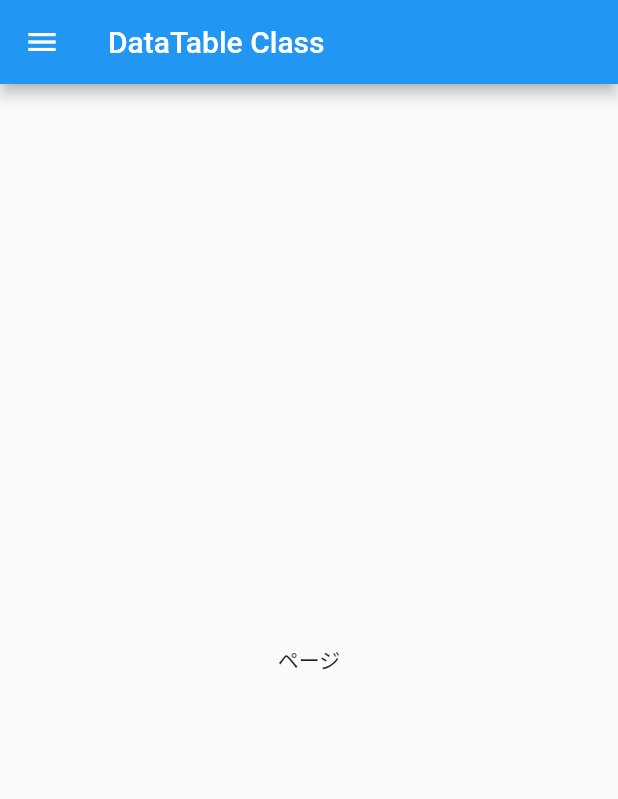
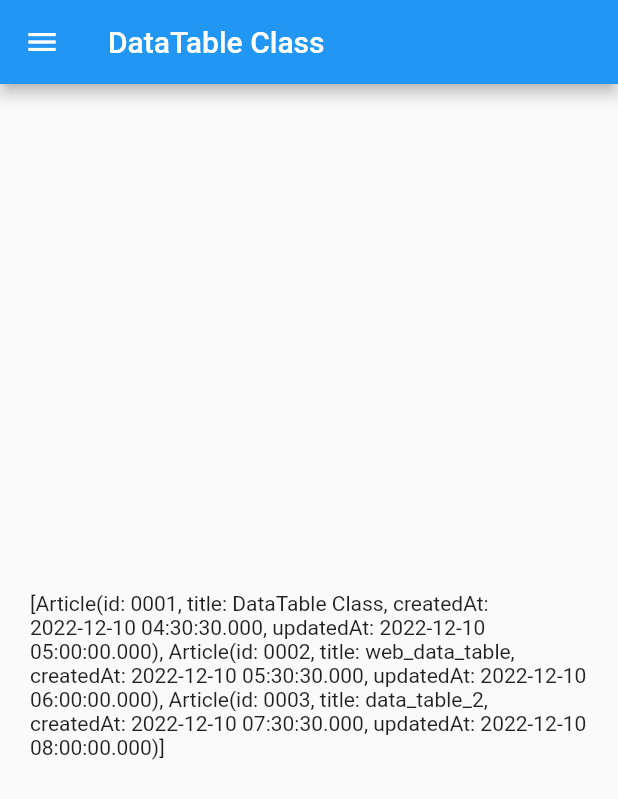
Before and after one commit to beeeyan/flutter_datatable, a Flutter app: the screen it shows after launch, in the side drawer, after a tap on "DataTable", on a phone screen of 412 x 824 dp. Shown: the top 799 px of the screen. Run offline on Flutter 3.47's test engine with Material 2 defaults, Android fonts, the phone set to English and light mode, and no system bars; our stand-ins replace freezed_annotation, hooks_riverpod.

Commit message:
データ取得

```diff
--- /dev/null
+++ b/assets/demo_data/data.json
@@ -0,0 +1,22 @@
+{
+    "article": [
+        {
+            "id": "0001",
+            "title" : "DataTable Class",
+            "createdAt": "2022-12-10 04:30:30Z",
+            "updatedAt": "2022-12-10 05:00:00Z"
+        },
+        {
+            "id": "0002",
+            "title" : "web_data_table",
+            "createdAt": "2022-12-10 05:30:30Z",
+            "updatedAt": "2022-12-10 06:00:00Z"
+        },
+        {
+            "id": "0003",
+            "title" : "data_table_2",
+            "createdAt": "2022-12-10 07:30:30Z",
+            "updatedAt": "2022-12-10 08:00:00Z"
+        }
+    ]
+}
--- /dev/null
+++ b/lib/controller/article_controller.dart
@@ -0,0 +1,9 @@
+import 'package:flutter_datatable/domain/model/article/article.dart';
+import 'package:flutter_datatable/domain/repository/repository_provider.dart';
+import 'package:hooks_riverpod/hooks_riverpod.dart';
+
+final articleListProvider =
+    FutureProvider.autoDispose<List<Article>>((ref) {
+  final repository = ref.read(articleRepositoryProvider);
+  return repository.findAll();
+});
--- /dev/null
+++ b/lib/domain/model/article/article.dart
@@ -0,0 +1,25 @@
+import 'package:flutter_datatable/utile/datatime_convert.dart';
+import 'package:freezed_annotation/freezed_annotation.dart';
+
+part 'article.freezed.dart';
+part 'article.g.dart';
+
+@freezed
+class Article with _$Article {
+  const factory Article({
+    /// id
+    required String id,
+
+    /// タイトル
+    String? title,
+
+    /// 作成日
+    @DatetimeConverter() DateTime? createdAt,
+
+    /// 更新日
+    @DatetimeConverter() DateTime? updatedAt,
+  }) = _Article;
+
+  factory Article.fromJson(Map<String, dynamic> json) =>
+      _$ArticleFromJson(json);
+}
--- /dev/null
+++ b/lib/domain/repository/article/article_repository.dart
@@ -0,0 +1,6 @@
+import 'package:flutter_datatable/domain/model/article/article.dart';
+
+abstract class ArticleRepository {
+  Future<List<Article>> findAll();
+  Future<Article> findById(String id);
+}
--- /dev/null
+++ b/lib/domain/repository/article/article_repository_demo_impl.dart
@@ -0,0 +1,27 @@
+import 'dart:convert';
+
+import 'package:flutter/services.dart';
+import 'package:flutter_datatable/domain/model/article/article.dart';
+import 'package:flutter_datatable/domain/repository/article/article_repository.dart';
+
+class ArticleRepositoryDemoImpl implements ArticleRepository {
+  @override
+  Future<List<Article>> findAll() async {
+    final jsonString =
+        await rootBundle.loadString('assets/demo_data/data.json');
+    final jsonResponse = json.decode(jsonString) as Map<String, dynamic>;
+    final jsonList = jsonResponse['article'] as List;
+    final articleJsonMapList = jsonList.cast<Map<String, dynamic>>();
+    final result = articleJsonMapList.map(Article.fromJson).toList();
+    return result;
+  }
+
+  @override
+  Future<Article> findById(String id) async {
+    final articleCategoryList = await findAll();
+    final result = articleCategoryList
+        .where((articleCategory) => articleCategory.id == id)
+        .first;
+    return result;
+  }
+}
--- /dev/null
+++ b/lib/domain/repository/repository_provider.dart
@@ -0,0 +1,7 @@
+import 'package:flutter_datatable/domain/repository/article/article_repository.dart';
+import 'package:flutter_datatable/domain/repository/article/article_repository_demo_impl.dart';
+import 'package:hooks_riverpod/hooks_riverpod.dart';
+
+final articleRepositoryProvider = Provider<ArticleRepository>(
+  (ref) => ArticleRepositoryDemoImpl(),
+);
--- a/lib/main.dart
+++ b/lib/main.dart
@@ -1,10 +1,15 @@
 import 'package:flutter/material.dart';
 import 'package:flutter_datatable/route_generator.dart';
 import 'package:flutter_web_plugins/url_strategy.dart';
+import 'package:hooks_riverpod/hooks_riverpod.dart';
 
 void main() {
   setUrlStrategy(PathUrlStrategy());
-  runApp(const MyApp());
+  runApp(
+    const ProviderScope(
+      child: MyApp(),
+    ),
+  );
 }
 
 class MyApp extends StatelessWidget {
--- a/lib/sample/datatable_sample.dart
+++ b/lib/sample/datatable_sample.dart
@@ -1,20 +1,42 @@
 import 'package:flutter/material.dart';
+import 'package:flutter_datatable/controller/article_controller.dart';
 import 'package:flutter_datatable/widget/drawer_menu.dart';
+import 'package:hooks_riverpod/hooks_riverpod.dart';
 
-class DataTableSample extends StatelessWidget {
+class DataTableSample extends ConsumerWidget {
   const DataTableSample({super.key});
 
   static const route = '/sample/datatable';
   static const title = 'DataTable Class';
 
   @override
-  Widget build(BuildContext context) {
-    return  Scaffold(
-      appBar: AppBar(title: const Text(title),),
+  Widget build(BuildContext context, WidgetRef ref) {
+    final articleListAsnc = ref.watch(articleListProvider);
+    return Scaffold(
+      appBar: AppBar(
+        title: const Text(title),
+      ),
       // 画面切り替え用
       drawer: const DrawerMenu(),
-      body: const Center(
-        child: Text('ページ'),
+      body: articleListAsnc.when(
+        loading: () => const CircularProgressIndicator(),
+        error: (err, stack) => Center(
+          child: Text(err.toString()),
+        ),
+        data: (articleList) {
+          return Padding(
+            padding: const EdgeInsets.only(
+              top: 20,
+              left: 20,
+              right: 20,
+            ),
+            child: Center(
+              child: Text(
+                articleList.toString(),
+              ),
+            ),
+          );
+        },
       ),
     );
   }
--- /dev/null
+++ b/lib/utile/datatime_convert.dart
@@ -0,0 +1,16 @@
+
+
+import 'package:freezed_annotation/freezed_annotation.dart';
+
+/// DateTime ← → DateTimeの変換
+/// UTCタイムゾーンで保存、表示の際は「toLocal」で現在地のタイムゾーンを利用
+///
+class DatetimeConverter implements JsonConverter<DateTime, String> {
+  const DatetimeConverter();
+
+  @override
+  DateTime fromJson(String json) => DateTime.parse(json).toLocal();
+
+  @override
+  String toJson(DateTime object) => object.toUtc().toIso8601String();
+}
--- a/pubspec.yaml
+++ b/pubspec.yaml
@@ -16,8 +16,10 @@ dependencies:
   flutter_web_plugins:
     sdk: flutter
   freezed_annotation: ^2.2.0
+  hooks_riverpod: ^2.1.1
 
 dev_dependencies:
+  build_runner: ^2.3.2
   flutter_test:
     sdk: flutter
   freezed: ^2.3.2
@@ -28,8 +30,8 @@ flutter:
 
   uses-material-design: true
   # To add assets to your application, add an assets section, like this:
-  # assets:
-  #   - images/a_dot_burr.jpeg
+  assets:
+    - assets/demo_data/
   #   - images/a_dot_ham.jpeg
   # An image asset can refer to one or more resolution-specific "variants", see
   # https://flutter.dev/assets-and-images/#resolution-aware
```
Also changed, not shown: lib/domain/model/article/article.freezed.dart (added), lib/domain/model/article/article.g.dart (added), pubspec.lock.
